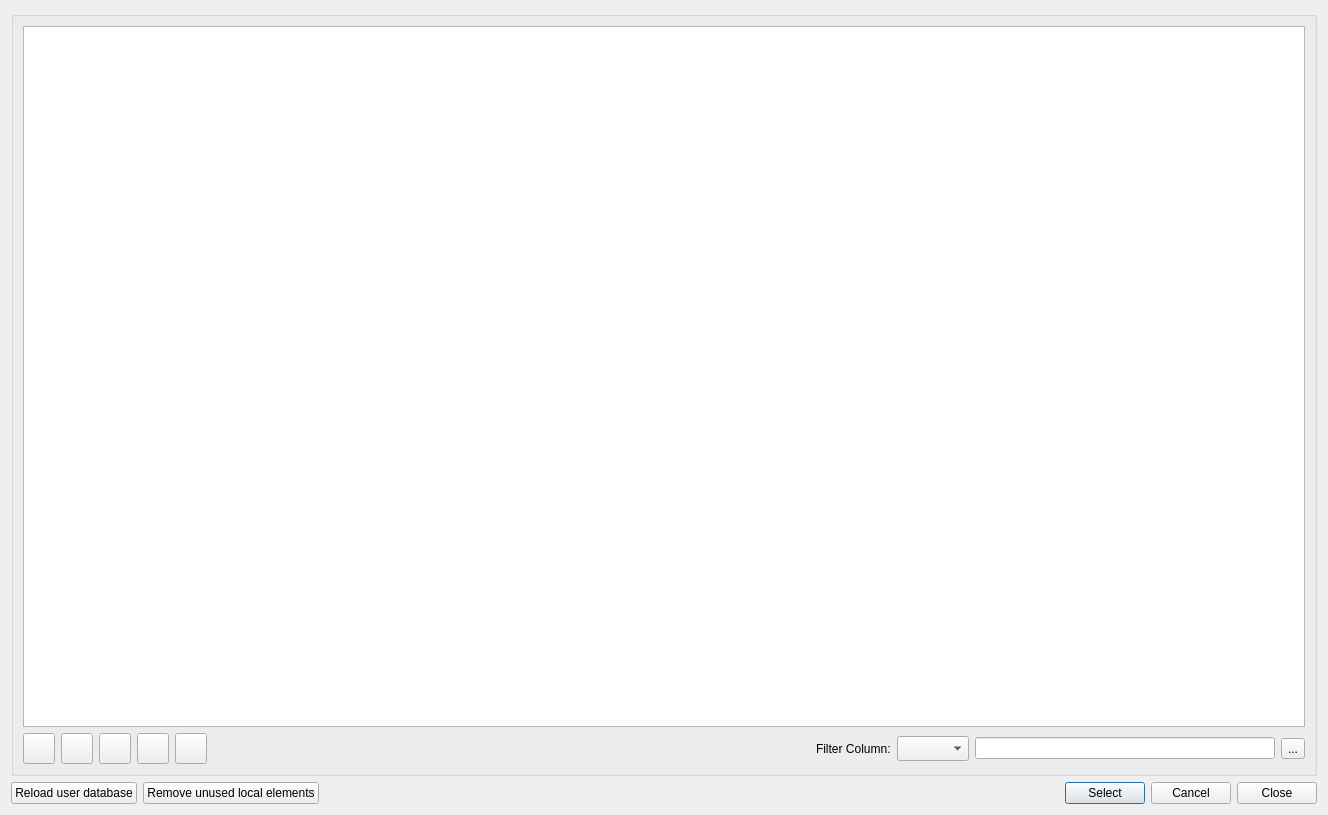
Before: the Qt Designer form SIM-VICUS/src/SVDatabaseEditDialog.ui in ghorwin/SIM-VICUS, drawn with Qt 5.
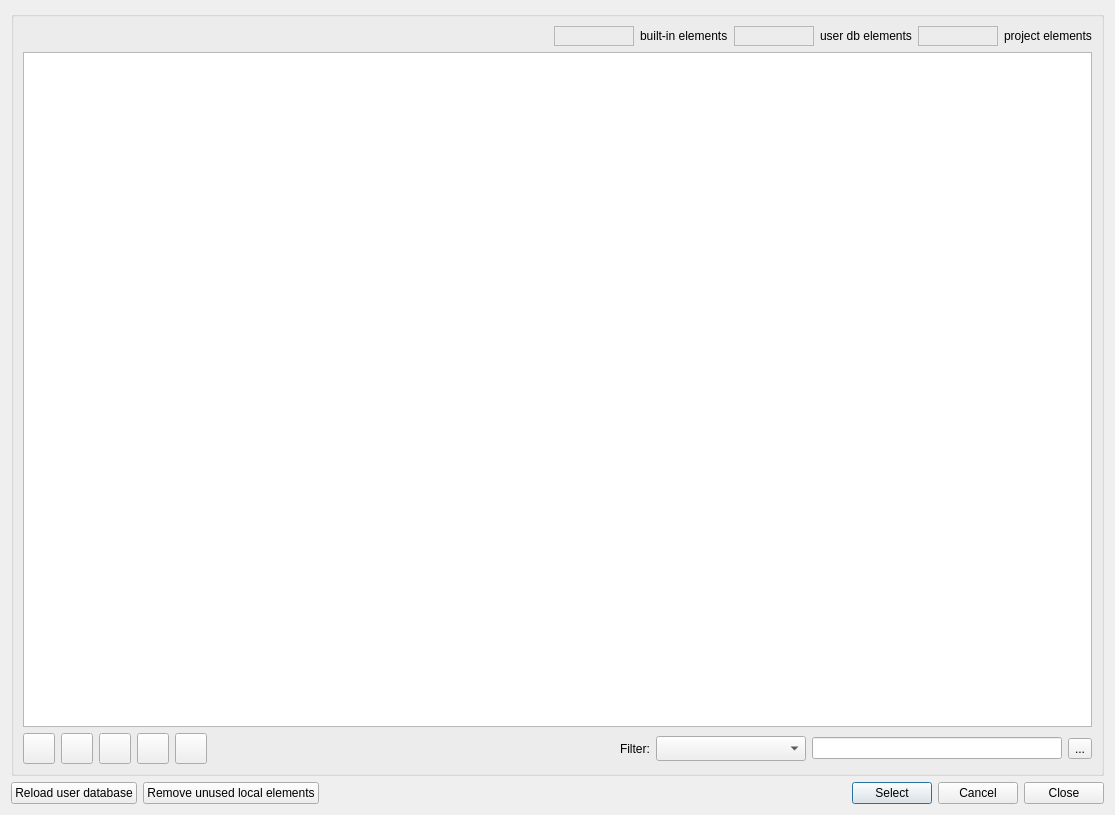
After: the same form once the commit is applied. Icons and pictures are not drawn.

Commit message: Added filter in database

```diff
--- a/SIM-VICUS/src/SVDatabaseEditDialog.ui
+++ b/SIM-VICUS/src/SVDatabaseEditDialog.ui
@@ -6,7 +6,7 @@
    <rect>
     <x>0</x>
     <y>0</y>
-    <width>1328</width>
+    <width>1115</width>
     <height>815</height>
    </rect>
   </property>
@@ -14,85 +14,110 @@
    <item>
     <widget class="QGroupBox" name="groupBoxTableView">
      <layout class="QGridLayout" name="gridLayoutTableView">
-      <item row="1" column="5">
-       <spacer name="horizontalSpacer">
-        <property name="orientation">
-         <enum>Qt::Horizontal</enum>
-        </property>
-        <property name="sizeHint" stdset="0">
-         <size>
-          <width>1156</width>
-          <height>20</height>
-         </size>
-        </property>
-       </spacer>
-      </item>
-      <item row="1" column="0">
-       <widget class="QToolButton" name="toolButtonAdd">
-        <property name="icon">
-         <iconset resource="../resources/SIM-VICUS.qrc">
-          <normaloff>:/gfx/actions/24x24/plus.png</normaloff>:/gfx/actions/24x24/plus.png</iconset>
-        </property>
-        <property name="iconSize">
-         <size>
-          <width>24</width>
-          <height>24</height>
-         </size>
-        </property>
-       </widget>
-      </item>
-      <item row="1" column="4">
-       <widget class="QToolButton" name="toolButtonRemoveFromUserDB">
-        <property name="toolTip">
-         <string>Moves DB element from user database to local project.</string>
-        </property>
-        <property name="text">
-         <string/>
-        </property>
-        <property name="icon">
-         <iconset resource="../resources/SIM-VICUS.qrc">
-          <normaloff>:/gfx/actions/24x24/fromDB.png</normaloff>:/gfx/actions/24x24/fromDB.png</iconset>
-        </property>
-        <property name="iconSize">
-         <size>
-          <width>24</width>
-          <height>24</height>
-         </size>
-        </property>
-       </widget>
-      </item>
-      <item row="1" column="1">
-       <widget class="QToolButton" name="toolButtonCopy">
-        <property name="icon">
-         <iconset resource="../resources/SIM-VICUS.qrc">
-          <normaloff>:/gfx/actions/24x24/editcopy.png</normaloff>:/gfx/actions/24x24/editcopy.png</iconset>
-        </property>
-        <property name="iconSize">
-         <size>
-          <width>24</width>
-          <height>24</height>
-         </size>
-        </property>
-       </widget>
-      </item>
-      <item row="1" column="9">
+      <item row="3" column="9">
        <widget class="QToolButton" name="toolButtonApplyFilter">
         <property name="text">
          <string>...</string>
         </property>
         <property name="icon">
          <iconset resource="../resources/SIM-VICUS.qrc">
-          <normaloff>:/gfx/actions/search_icon.png</normaloff>:/gfx/actions/search_icon.png</iconset>
+          <normaloff>:/gfx/actions/filter.png</normaloff>:/gfx/actions/filter.png</iconset>
         </property>
         <property name="iconSize">
          <size>
-          <width>24</width>
-          <height>24</height>
+          <width>20</width>
+          <height>20</height>
          </size>
         </property>
        </widget>
       </item>
       <item row="0" column="0" colspan="10">
+       <layout class="QHBoxLayout" name="horizontalLayout_2">
+        <item>
+         <spacer name="horizontalSpacer_3">
+          <property name="orientation">
+           <enum>Qt::Horizontal</enum>
+          </property>
+          <property name="sizeHint" stdset="0">
+           <size>
+            <width>40</width>
+            <height>20</height>
+           </size>
+          </property>
+         </spacer>
+        </item>
+        <item>
+         <widget class="QFrame" name="frameBuildInDB">
+          <property name="minimumSize">
+           <size>
+            <width>80</width>
+            <height>0</height>
+           </size>
+          </property>
+          <property name="frameShape">
+           <enum>QFrame::StyledPanel</enum>
+          </property>
+          <property name="frameShadow">
+           <enum>QFrame::Raised</enum>
+          </property>
+         </widget>
+        </item>
+        <item>
+         <widget class="QLabel" name="label_2">
+          <property name="text">
+           <string>built-in elements</string>
+          </property>
+         </widget>
+        </item>
+        <item>
+         <widget class="QFrame" name="frameUserDB">
+          <property name="minimumSize">
+           <size>
+            <width>80</width>
+            <height>0</height>
+           </size>
+          </property>
+          <property name="frameShape">
+           <enum>QFrame::StyledPanel</enum>
+          </property>
+          <property name="frameShadow">
+           <enum>QFrame::Raised</enum>
+          </property>
+         </widget>
+        </item>
+        <item>
+         <widget class="QLabel" name="label_4">
+          <property name="text">
+           <string>user db elements</string>
+          </property>
+         </widget>
+        </item>
+        <item>
+         <widget class="QFrame" name="frameProject">
+          <property name="minimumSize">
+           <size>
+            <width>80</width>
+            <height>0</height>
+           </size>
+          </property>
+          <property name="frameShape">
+           <enum>QFrame::StyledPanel</enum>
+          </property>
+          <property name="frameShadow">
+           <enum>QFrame::Raised</enum>
+          </property>
+         </widget>
+        </item>
+        <item>
+         <widget class="QLabel" name="label_3">
+          <property name="text">
+           <string>project elements</string>
+          </property>
+         </widget>
+        </item>
+       </layout>
+      </item>
+      <item row="1" column="0" colspan="10">
        <widget class="QTableView" name="tableView">
         <property name="minimumSize">
          <size>
@@ -114,17 +139,75 @@
         </attribute>
        </widget>
       </item>
-      <item row="1" column="8">
-       <widget class="QLineEdit" name="lineEditFilter">
-        <property name="minimumSize">
+      <item row="3" column="6">
+       <widget class="QLabel" name="label">
+        <property name="text">
+         <string>Filter:</string>
+        </property>
+       </widget>
+      </item>
+      <item row="3" column="5">
+       <spacer name="horizontalSpacer">
+        <property name="orientation">
+         <enum>Qt::Horizontal</enum>
+        </property>
+        <property name="sizeHint" stdset="0">
          <size>
-          <width>300</width>
-          <height>0</height>
+          <width>1156</width>
+          <height>20</height>
          </size>
         </property>
+       </spacer>
+      </item>
+      <item row="3" column="4">
+       <widget class="QToolButton" name="toolButtonRemoveFromUserDB">
+        <property name="toolTip">
+         <string>Moves DB element from user database to local project.</string>
+        </property>
+        <property name="text">
+         <string/>
+        </property>
+        <property name="icon">
+         <iconset resource="../resources/SIM-VICUS.qrc">
+          <normaloff>:/gfx/actions/24x24/fromDB.png</normaloff>:/gfx/actions/24x24/fromDB.png</iconset>
+        </property>
+        <property name="iconSize">
+         <size>
+          <width>24</width>
+          <height>24</height>
+         </size>
+        </property>
        </widget>
       </item>
-      <item row="1" column="2">
+      <item row="3" column="0">
+       <widget class="QToolButton" name="toolButtonAdd">
+        <property name="icon">
+         <iconset resource="../resources/SIM-VICUS.qrc">
+          <normaloff>:/gfx/actions/24x24/plus.png</normaloff>:/gfx/actions/24x24/plus.png</iconset>
+        </property>
+        <property name="iconSize">
+         <size>
+          <width>24</width>
+          <height>24</height>
+         </size>
+        </property>
+       </widget>
+      </item>
+      <item row="3" column="1">
+       <widget class="QToolButton" name="toolButtonCopy">
+        <property name="icon">
+         <iconset resource="../resources/SIM-VICUS.qrc">
+          <normaloff>:/gfx/actions/24x24/editcopy.png</normaloff>:/gfx/actions/24x24/editcopy.png</iconset>
+        </property>
+        <property name="iconSize">
+         <size>
+          <width>24</width>
+          <height>24</height>
+         </size>
+        </property>
+       </widget>
+      </item>
+      <item row="3" column="2">
        <widget class="QToolButton" name="toolButtonRemove">
         <property name="icon">
          <iconset resource="../resources/SIM-VICUS.qrc">
@@ -138,14 +221,27 @@
         </property>
        </widget>
       </item>
-      <item row="1" column="6">
-       <widget class="QLabel" name="label">
-        <property name="text">
-         <string>Filter Column:</string>
+      <item row="3" column="8">
+       <widget class="QLineEdit" name="lineEditFilter">
+        <property name="minimumSize">
+         <size>
+          <width>250</width>
+          <height>0</height>
+         </size>
         </property>
        </widget>
       </item>
-      <item row="1" column="3">
+      <item row="3" column="7">
+       <widget class="QComboBox" name="comboBoxColumn">
+        <property name="minimumSize">
+         <size>
+          <width>150</width>
+          <height>25</height>
+         </size>
+        </property>
+       </widget>
+      </item>
+      <item row="3" column="3">
        <widget class="QToolButton" name="toolButtonStoreInUserDB">
         <property name="toolTip">
          <string>Stores local project DB element in user database.</string>
@@ -165,16 +261,6 @@
         </property>
        </widget>
       </item>
-      <item row="1" column="7">
-       <widget class="QComboBox" name="comboBoxColumn">
-        <property name="minimumSize">
-         <size>
-          <width>0</width>
-          <height>25</height>
-         </size>
-        </property>
-       </widget>
-      </item>
      </layout>
     </widget>
    </item>
```
The commit also changes 2 other files.
